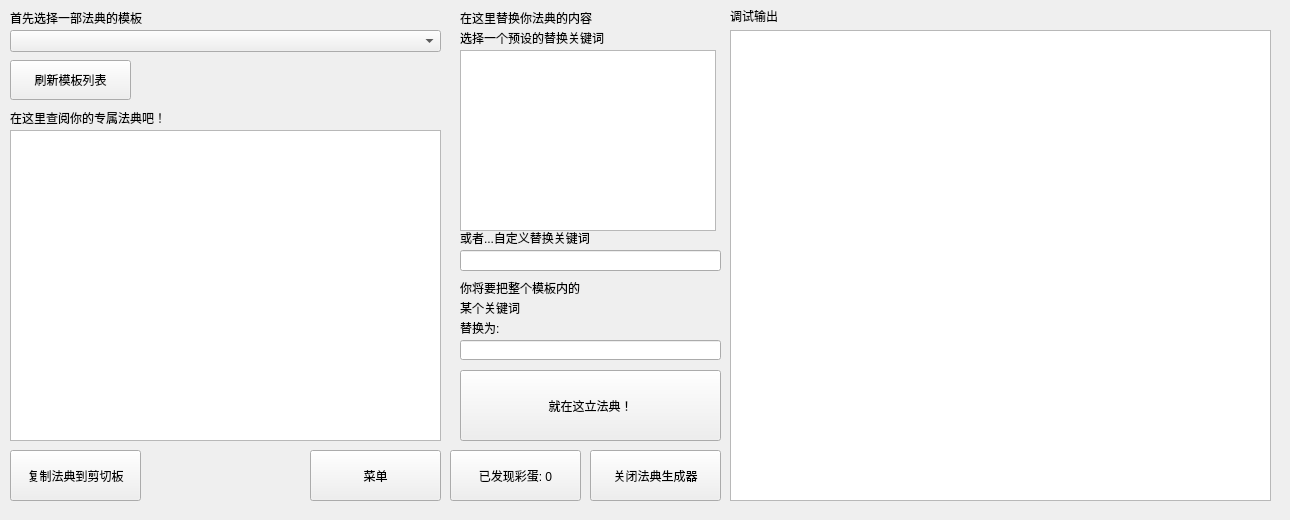
Before: the Qt Designer form ui/MainForm.ui in Pitrick3141/DontFDHere, drawn with Qt 5.
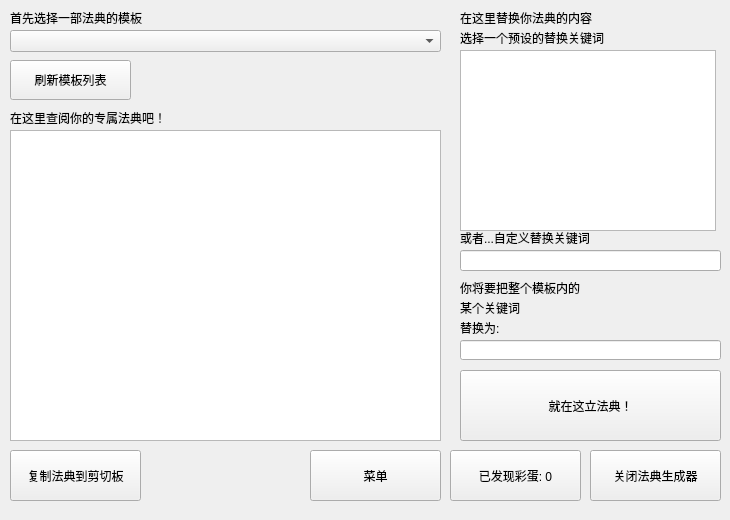
After: the same form once the commit is applied. Icons and pictures are not drawn.

```diff
--- a/ui/MainForm.ui
+++ b/ui/MainForm.ui
@@ -6,19 +6,19 @@
    <rect>
     <x>0</x>
     <y>0</y>
-    <width>1290</width>
+    <width>730</width>
     <height>520</height>
    </rect>
   </property>
   <property name="minimumSize">
    <size>
-    <width>1290</width>
+    <width>730</width>
     <height>520</height>
    </size>
   </property>
   <property name="maximumSize">
    <size>
-    <width>1290</width>
+    <width>730</width>
     <height>520</height>
    </size>
   </property>
@@ -212,29 +212,6 @@
     <string>关闭法典生成器</string>
    </property>
   </widget>
-  <widget class="QTextBrowser" name="textDebug">
-   <property name="geometry">
-    <rect>
-     <x>730</x>
-     <y>30</y>
-     <width>541</width>
-     <height>471</height>
-    </rect>
-   </property>
-  </widget>
-  <widget class="QLabel" name="label_9">
-   <property name="geometry">
-    <rect>
-     <x>730</x>
-     <y>10</y>
-     <width>54</width>
-     <height>12</height>
-    </rect>
-   </property>
-   <property name="text">
-    <string>调试输出</string>
-   </property>
-  </widget>
   <widget class="QPushButton" name="buttonRefreshList">
    <property name="geometry">
     <rect>
```
